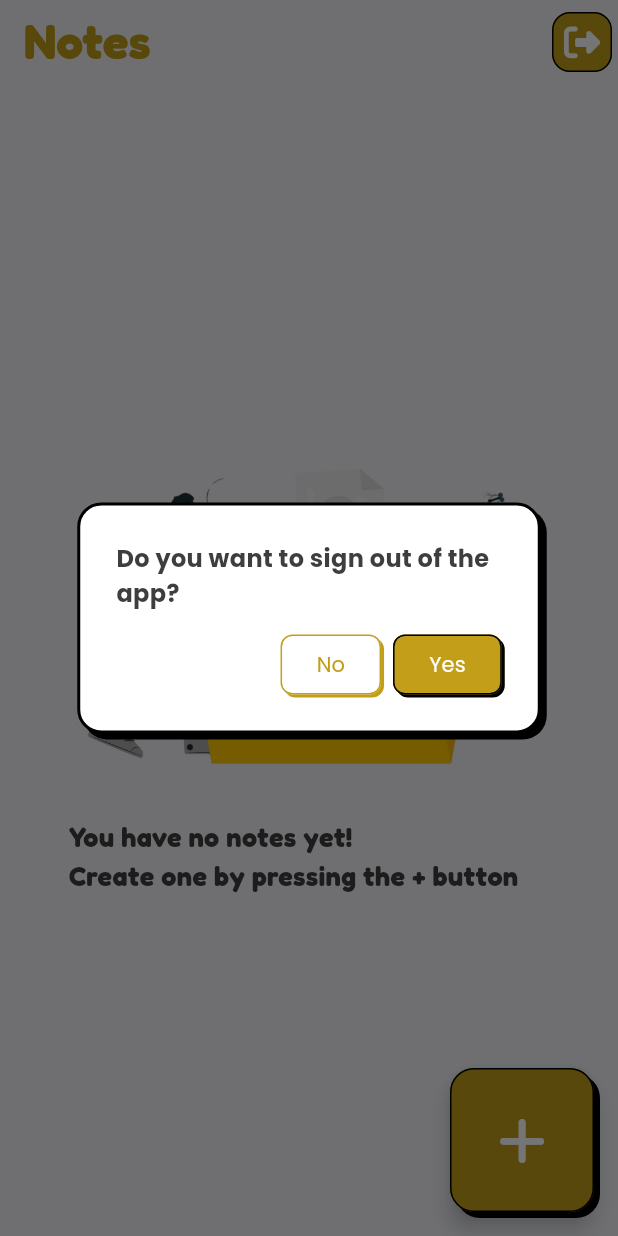
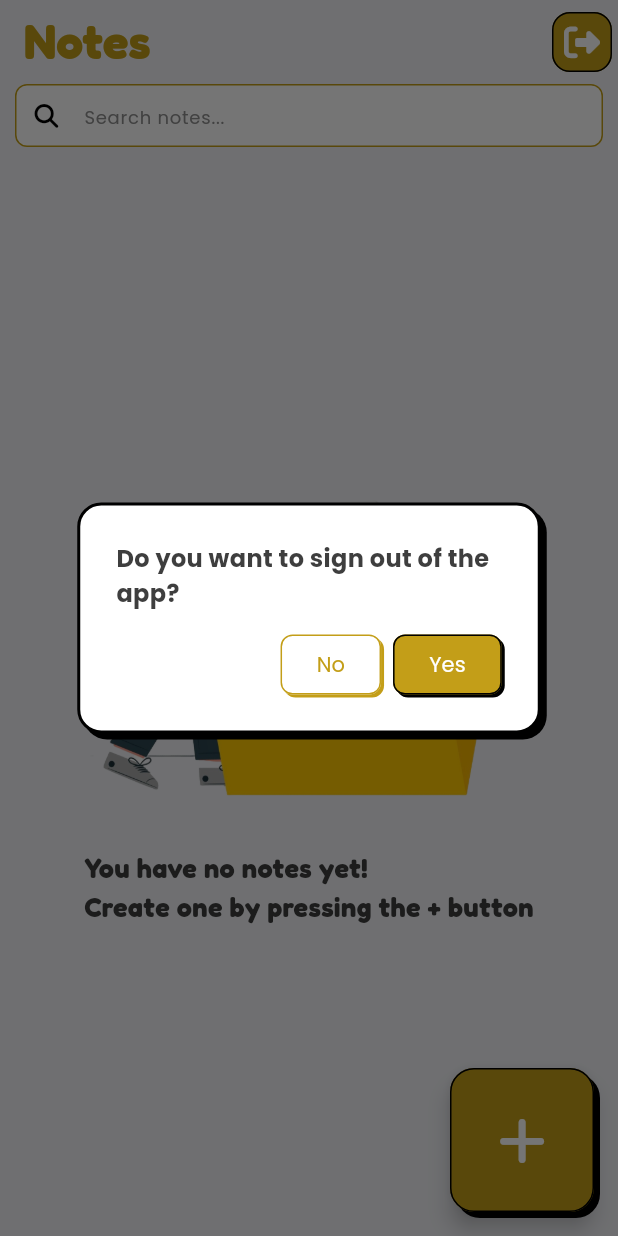
Before and after one commit to PrinceAsare22/notes_app, a Flutter app: the screen it shows once a user with an empty profile is signed in, after a tap on an icon or button, on a phone screen of 412 x 824 dp. Run offline on Flutter 3.47's test engine with Material 3 defaults, Android fonts, the phone set to English and light mode, and no system bars; our stand-ins replace cloud_firestore, firebase_auth, firebase_core, font_awesome_flutter; missing offline and left inert: flutter_quill; accounts and stored records are empty.

Commit message:
madw some updates

```diff
--- a/lib/components/dialog/confirmation_dialog.dart
+++ b/lib/components/dialog/confirmation_dialog.dart
@@ -18,7 +18,7 @@ class ConfirmationDialog extends StatelessWidget {
         children: [
           Text(
             title,
-            style: TextStyle(
+            style: const TextStyle(
               fontSize: 16,
               fontWeight: FontWeight.bold,
             ),
@@ -27,14 +27,14 @@ class ConfirmationDialog extends StatelessWidget {
           const SizedBox(height: 16),
           Row(mainAxisAlignment: MainAxisAlignment.end, children: [
             NoteButton(
-                child: Text('No'),
                 isOutlined: true,
                 onPressed: () {
                   Navigator.pop(context, false);
-                }),
+                },
+                child: Text('No')),
             const SizedBox(width: 8),
             NoteButton(
-                child: Text('Yes'),
+                child: const Text('Yes'),
                 onPressed: () {
                   Navigator.pop(context, true);
                 }),
--- a/lib/components/dialog/message_dialog.dart
+++ b/lib/components/dialog/message_dialog.dart
@@ -18,7 +18,7 @@ class MessageDialog extends StatelessWidget {
         children: [
           Text(
             message,
-            style: TextStyle(
+            style: const TextStyle(
               fontSize: 16,
               fontWeight: FontWeight.bold,
             ),
@@ -27,7 +27,7 @@ class MessageDialog extends StatelessWidget {
           const SizedBox(height: 16),
           Row(mainAxisAlignment: MainAxisAlignment.end, children: [
             NoteButton(
-                child: Text('OK'),
+                child: const Text('OK'),
                 onPressed: () {
                   Navigator.pop(context);
                 }),
--- a/lib/components/dialog/new_tag_dialog.dart
+++ b/lib/components/dialog/new_tag_dialog.dart
@@ -66,7 +66,7 @@ class _NewTagDialogState extends State<NewTagDialog> {
         ),
         const SizedBox(height: 24),
         NoteButton(
-          child: Text('Add'),
+          child: const Text('Add'),
           onPressed: () {
             if (tagKey.currentState?.validate() ?? false) {
               Navigator.pop(context, controller.text.trim());
--- a/lib/main_page.dart
+++ b/lib/main_page.dart
@@ -1,3 +1,4 @@
+import 'package:firebase_auth/firebase_auth.dart';
 import 'package:flutter/material.dart';
 import 'package:font_awesome_flutter/font_awesome_flutter.dart';
 import 'package:notes_app/change_notifiers/new_note_controller.dart';
@@ -13,6 +14,7 @@ import 'package:notes_app/components/view_options.dart';
 import 'package:notes_app/models/note.dart';
 import 'package:notes_app/pages/new_or_edit_note_page.dart';
 import 'package:notes_app/services/auth_services.dart';
+import 'package:notes_app/services/note_service.dart';
 import 'package:provider/provider.dart';
 
 class MainPage extends StatefulWidget {
@@ -23,8 +25,18 @@ class MainPage extends StatefulWidget {
 }
 
 class _MainPageState extends State<MainPage> {
+  final NotesService notesService = NotesService();
+
   @override
   Widget build(BuildContext context) {
+    final userId = FirebaseAuth.instance.currentUser?.uid;
+
+    if (userId == null) {
+      return const Scaffold(
+        body: Center(child: Text('Please log in to view your notes')),
+      );
+    }
+
     return Scaffold(
       appBar: AppBar(
         title: const Text('Notes'),
@@ -51,40 +63,59 @@ class _MainPageState extends State<MainPage> {
                 child: const NewOrEditNotePage(
                   isNewNote: true,
                 ),
-                      )));
+              ),
+            ),
+          );
         },
       ),
-      body: Consumer<NotesProvider>(
-        builder: (context, notesProvider, child) {
-          final List<Note> notes = notesProvider.notes;
-          return notes.isEmpty && notesProvider.searchTerm.isEmpty
-              ? const NoNote()
-              : Padding(
-                  padding: const EdgeInsets.all(16.0),
+      body: Column(
+        children: [
+          const MySearchField(), // Search field at the top
+          Expanded(
+            child: StreamBuilder<List<Note>>(
+              stream: notesService.getUserNotes(userId),
+              builder: (context, snapshot) {
+                if (snapshot.connectionState == ConnectionState.waiting) {
+                  return const Center(
+                    child: CircularProgressIndicator(color: Colors.amber),
+                  );
+                }
+
+                if (snapshot.hasError) {
+                  return Center(
+                    child: Text(
+                      'An error occurred: ${snapshot.error}',
+                      style: const TextStyle(color: Colors.red),
+                    ),
+                  );
+                }
+
+                final notes = snapshot.data ?? [];
+
+                if (notes.isEmpty) {
+                  return const NoNote();
+                }
+
+                final isGrid = context.watch<NotesProvider>().isGrid;
+
+                return Padding(
+                  padding: const EdgeInsets.all(8.0),
                   child: Column(
                     children: [
-                      const MySearchField(),
-                      if (notes.isNotEmpty) ...[
-                        const ViewOptions(),
+                      const ViewOptions(), // View options (Grid/List toggle)
                       Expanded(
-                          child: notesProvider.isGrid
+                        child: isGrid
                             ? NotesGrid(notes: notes)
                             : NotesList(notes: notes),
                       ),
-                      ] else
-                        const Expanded(
-                          child: Center(
-                            child: Text(
-                              'No notes found for your search query!',
-                              textAlign: TextAlign.center,
-                            ),
-                          ),
-                        )
                     ],
                   ),
                 );
               },
             ),
+          ),
+        ],
+      ),
     );
   }
 }
--- a/lib/pages/registration_page.dart
+++ b/lib/pages/registration_page.dart
@@ -142,7 +142,7 @@ class _RegistrationPageState extends State<RegistrationPage> {
                                   builder: (_) => const RecoverPasswordPage(),
                                 ));
                           },
-                          child: Text(
+                          child: const Text(
                             'Forgot password?',
                             style: TextStyle(
                               color: primary,
@@ -157,16 +157,6 @@ class _RegistrationPageState extends State<RegistrationPage> {
                         child: Selector<RegistrationController, bool>(
                           selector: (_, controller) => controller.isLoading,
                           builder: (_, isLoading, __) => NoteButton(
-                            child: isLoading
-                                ? SizedBox(
-                                    width: 24,
-                                    height: 24,
-                                    child: CupertinoActivityIndicator(
-                                        color: white),
-                                  )
-                                : Text(isRegisterMode
-                                    ? 'Create my account'
-                                    : 'Log me in'),
                             onPressed: isLoading
                                 ? null
                                 : () {
@@ -177,6 +167,16 @@ class _RegistrationPageState extends State<RegistrationPage> {
                                               context: context);
                                     }
                                   },
+                            child: isLoading
+                                ? const SizedBox(
+                                    width: 24,
+                                    height: 24,
+                                    child: CupertinoActivityIndicator(
+                                        color: white),
+                                  )
+                                : Text(isRegisterMode
+                                    ? 'Create my account'
+                                    : 'Log me in'),
                           ),
                         ),
                       ),
--- /dev/null
+++ b/lib/services/note_service.dart
@@ -0,0 +1,62 @@
+import 'package:cloud_firestore/cloud_firestore.dart';
+import 'package:notes_app/models/note.dart';
+
+class NotesService {
+  final FirebaseFirestore _firestore = FirebaseFirestore.instance;
+
+  // Create a new note
+  Future<String> firebasecreateNote({
+    required String userId,
+    required String title,
+    required String content,
+    required List<String> tags,
+  }) async {
+    final now = DateTime.now();
+    final noteData = Note(
+      id: '', // Will be set after creation
+      userId: userId,
+      title: title,
+      content: content,
+      contentJson: content, // Assuming content is already in JSON format
+      tags: tags,
+      dateCreated: now.millisecondsSinceEpoch,
+      dateModified: now.millisecondsSinceEpoch,
+    ).toMap();
+
+    final docRef = await _firestore.collection('notes').add(noteData);
+    return docRef.id;
+  }
+
+  // Get all notes for a user
+  Stream<List<Note>> getUserNotes(String userId) {
+    return _firestore
+        .collection('notes')
+        .where('userId', isEqualTo: userId)
+        .orderBy('dateModified', descending: true)
+        .snapshots()
+        .map((snapshot) => snapshot.docs
+            .map((doc) => Note.fromMap(doc.data(), doc.id))
+            .toList());
+  }
+
+  // Update an existing note
+  Future<void> firebaseupdateNote({
+    required String noteId,
+    required String title,
+    required String content,
+    required List<String> tags,
+  }) async {
+    await _firestore.collection('notes').doc(noteId).update({
+      'title': title,
+      'content': content,
+      'tags': tags,
+      'dateModified': DateTime.now().toIso8601String(),
+      'dateCreated': DateTime.now().toIso8601String(),
+    });
+  }
+
+  // Delete a note
+  Future<void> firebasedeleteNote(String noteId) async {
+    await _firestore.collection('notes').doc(noteId).delete();
+  }
+}
--- a/pubspec.yaml
+++ b/pubspec.yaml
@@ -41,6 +41,7 @@ dependencies:
   intl: ^0.19.0
   firebase_core: ^3.9.0
   firebase_auth: ^5.3.4
+  cloud_firestore: 5.6.0
 
 dev_dependencies:
   flutter_test:
```
Also changed, not shown: lib/change_notifiers/mdk.dart (added, +161 -0 lines), lib/change_notifiers/new_note_controller.dart (+70 -4 lines), lib/components/notes/notes_card.dart (+29 -1 lines), lib/components/notes/strt.dart (added, +56 -0 lines), lib/models/note.dart (+30 -1 lines), lib/pages/new_or_edit_note_page.dart (+11 -10 lines), lib/services/firestore_service.dart (added, +25 -0 lines), pubspec.lock. Lines whose indentation alone changed are shown as unchanged.
